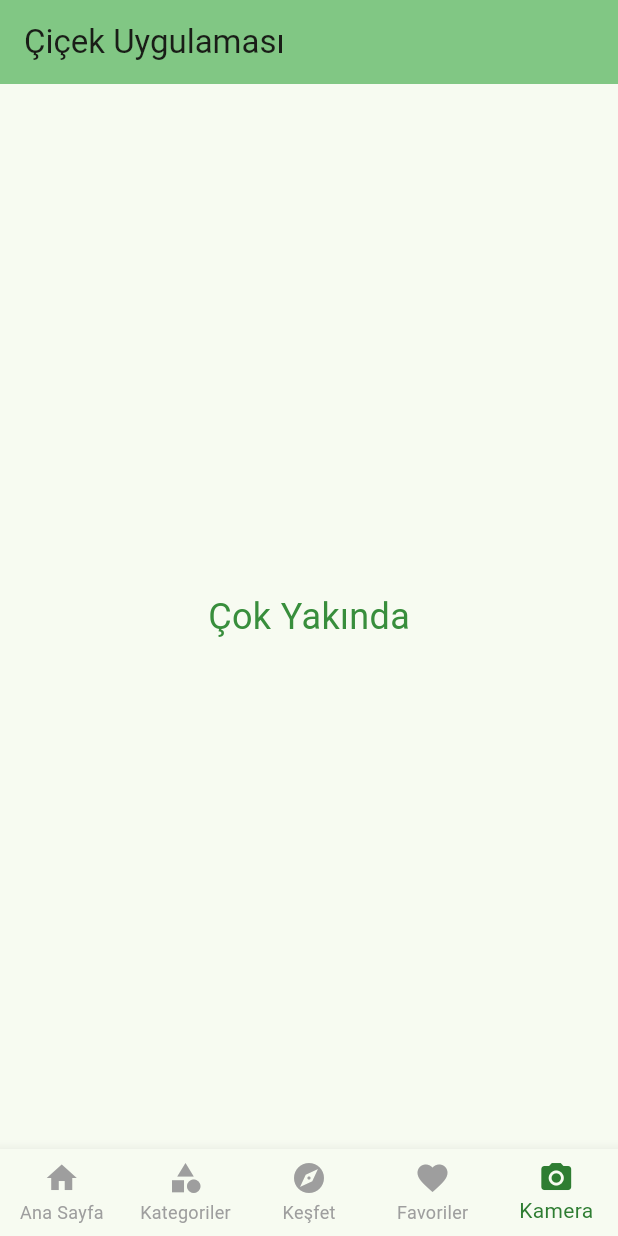
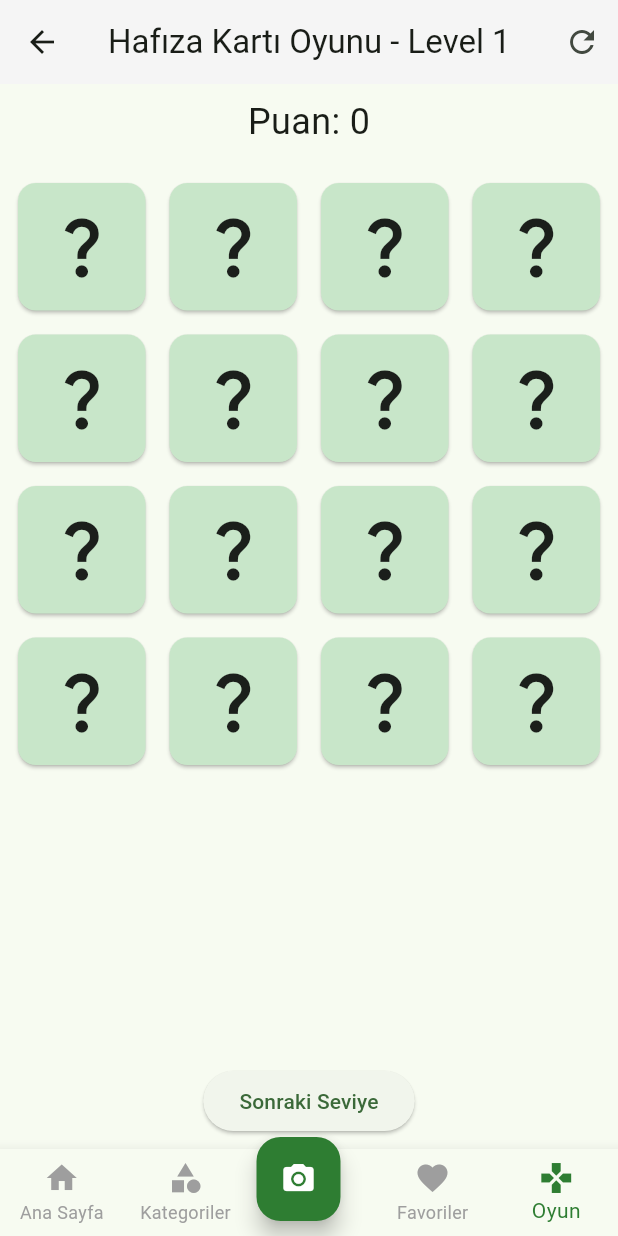
Before and after one commit to ascioglueda/FlowersApp, a Flutter app: the screen it shows after launch, item 5 of the bottom bar chosen, on a phone screen of 412 x 824 dp. Run offline on Flutter 3.47's test engine with Material 3 defaults, Android fonts, the light colour scheme and no system bars; our stand-ins replace firebase_core; accounts and stored records are empty.

Commit message:
game page task

```diff
--- /dev/null
+++ b/lib/game_page.dart
@@ -0,0 +1,198 @@
+import 'dart:math';
+
+import 'package:flowersapp/home_page.dart';
+import 'package:flutter/material.dart';
+
+void main() => runApp(const MyApp());
+
+class MyApp extends StatelessWidget {
+  const MyApp({super.key});
+
+  @override
+  Widget build(BuildContext context) {
+    return MaterialApp(
+      debugShowCheckedModeBanner: false,
+      home: GamePage(),
+    );
+  }
+}
+
+class CardModel {
+  final String plantName;
+  final String imageAsset;
+  bool isFlipped;
+  bool isMatched;
+
+  CardModel({
+    required this.plantName,
+    required this.imageAsset,
+    this.isFlipped = false,
+    this.isMatched = false,
+  });
+}
+
+class GamePage extends StatefulWidget {
+  const GamePage({super.key});
+
+  @override
+  _GamePageState createState() => _GamePageState();
+}
+
+class _GamePageState extends State<GamePage> {
+  List<CardModel> cards = [];
+  List<CardModel> flippedCards = [];
+  int level = 1;
+  int score = 0;
+
+  @override
+  void initState() {
+    super.initState();
+    _generateCards();
+  }
+
+  void _generateCards() {
+    // Kartları seviyeye göre artırma
+    List<CardModel> availableCards = [
+      CardModel(plantName: 'Lale', imageAsset: 'assets/flowers1/lale.png'),
+      CardModel(plantName: 'Menekşe', imageAsset: 'assets/flowers1/menekse.png'),
+      CardModel(plantName: 'Gül', imageAsset: 'assets/flowers1/gul.png'),
+      CardModel(plantName: 'Sümbül', imageAsset: 'assets/flowers1/sumbul.png'),
+      CardModel(plantName: 'Papatya', imageAsset: 'assets/flowers1/papatya.png'),
+      CardModel(plantName: 'Orkide', imageAsset: 'assets/flowers1/orkide.png'),
+      CardModel(plantName: 'Zambak', imageAsset: 'assets/flowers1/zambak.png'),
+      CardModel(plantName: 'Gelincik', imageAsset: 'assets/flowers1/gelincik.png'),
+    ];
+
+    // Kartları seviyeye göre seç
+    List<CardModel> selectedCards = [];
+    for (int i = 0; i < level; i++) {
+      selectedCards.addAll(availableCards);
+    }
+
+    // Kartları çift yapma
+    cards = [];
+    for (var card in selectedCards) {
+      cards.add(CardModel(plantName: card.plantName, imageAsset: card.imageAsset));
+      cards.add(CardModel(plantName: card.plantName, imageAsset: card.imageAsset));
+    }
+
+    // Kartları karıştırma
+    cards.shuffle(Random());
+
+    setState(() {});
+  }
+
+  void _flipCard(CardModel card) {
+    if (flippedCards.length < 2 && !card.isFlipped && !card.isMatched) {
+      setState(() {
+        card.isFlipped = true;
+        flippedCards.add(card);
+      });
+
+      if (flippedCards.length == 2) {
+        _checkMatch();
+      }
+    }
+  }
+
+  void _checkMatch() {
+    if (flippedCards[0].plantName == flippedCards[1].plantName) {
+      setState(() {
+        flippedCards[0].isMatched = true;
+        flippedCards[1].isMatched = true;
+        flippedCards.clear();
+        score += 10;
+      });
+    } else {
+      Future.delayed(const Duration(seconds: 1), () {
+        setState(() {
+          flippedCards[0].isFlipped = false;
+          flippedCards[1].isFlipped = false;
+          flippedCards.clear();
+        });
+      });
+    }
+  }
+
+  void _nextLevel() {
+    setState(() {
+      level++;
+      _generateCards();
+    });
+  }
+
+  void _resetGame() {
+    setState(() {
+      level = 1;
+      score = 0;
+      _generateCards();
+    });
+  }
+
+  @override
+  Widget build(BuildContext context) {
+    return Scaffold(
+      appBar: AppBar(
+        backgroundColor: Colors.grey.shade100,
+        leading: IconButton(
+          icon: const Icon(Icons.arrow_back), // Geri ok simgesi
+          onPressed: () {
+            // HomePage'e yönlendirme
+            Navigator.pushReplacement(
+              context,
+              MaterialPageRoute(builder: (context) => const HomePage()),
+            );
+          },
+        ),
+        title: Text("Hafıza Kartı Oyunu - Level $level"),
+        actions: [
+          IconButton(
+            icon: const Icon(Icons.refresh),
+            onPressed: _resetGame,
+          ),
+        ],
+      ),
+
+      body: Padding(
+        padding: const EdgeInsets.all(8.0),
+        child: Column(
+          children: [
+            Text("Puan: $score", style: const TextStyle(fontSize: 24)),
+            const SizedBox(height: 20),
+            Expanded(
+              child: GridView.builder(
+                gridDelegate: const SliverGridDelegateWithFixedCrossAxisCount(
+                  crossAxisCount: 4,
+                  childAspectRatio: 1.0,
+                  crossAxisSpacing: 8,
+                  mainAxisSpacing: 8,
+                ),
+                itemCount: cards.length,
+                itemBuilder: (context, index) {
+                  CardModel card = cards[index];
+                  return GestureDetector(
+                    onTap: () => _flipCard(card),
+                    child: Card(
+                      color: card.isFlipped || card.isMatched
+                          ? Colors.white
+                          : Colors.green.shade100,
+                      child: Center(
+                        child: card.isFlipped || card.isMatched
+                            ? Image.asset(card.imageAsset)
+                            : const Icon(Icons.question_mark, size: 50),
+                      ),
+                    ),
+                  );
+                },
+              ),
+            ),
+            ElevatedButton(
+              onPressed: _nextLevel,
+              child: const Text("Sonraki Seviye"),
+            ),
+          ],
+        ),
+      ),
+    );
+  }
+}
--- a/lib/main.dart
+++ b/lib/main.dart
@@ -11,7 +11,6 @@ class MyApp extends StatelessWidget {
   @override
   Widget build(BuildContext context) {
     return MaterialApp(
-      title: 'Çiçek Uygulaması',
       theme: ThemeData(
         colorScheme: ColorScheme.fromSeed(seedColor: Colors.green),
         useMaterial3: true,
--- a/lib/navigation_bar.dart
+++ b/lib/navigation_bar.dart
@@ -1,9 +1,9 @@
 import 'package:flutter/material.dart';
-import 'home_page.dart'; // Ana sayfa
-import 'categories_page.dart'; // Kategoriler sayfası
-import 'explore_page.dart'; // Keşfet sayfası
-import 'favorites_page.dart'; // Favoriler sayfası
-import 'camera_page.dart'; // Kamera sayfası
+import 'home_page.dart';
+import 'categories_page.dart';
+import 'favorites_page.dart';
+import 'camera_page.dart';
+import 'game_page.dart'; // Yeni sayfayı import ettik
 
 class BottomNavBar extends StatefulWidget {
   const BottomNavBar({super.key});
@@ -13,17 +13,18 @@ class BottomNavBar extends StatefulWidget {
 }
 
 class _BottomNavBarState extends State<BottomNavBar> {
-  int _selectedIndex = 0;
+  int _selectedIndex = 0; // Başlangıçta Ana Sayfa seçili
 
-  // Sayfaların listesi
+  // Sayfa listesi
   final List<Widget> _pages = [
     const HomePage(),
     const CategoriesPage(),
-    const ExplorePage(),
+    const CameraPage(),
     const FavoritesPage(),
-    const CameraPage(),
+    const GamePage(), // Yeni oyun sayfasını listeye ekledik
   ];
 
+  // Sayfa değişim fonksiyonu
   void _onItemTapped(int index) {
     setState(() {
       _selectedIndex = index;
@@ -33,14 +34,15 @@ class _BottomNavBarState extends State<BottomNavBar> {
   @override
   Widget build(BuildContext context) {
     return Scaffold(
-      appBar: AppBar(
-        title: const Text('Çiçek Uygulaması'),
-        backgroundColor: Colors.green.shade300,
-      ),
-      body: _pages[_selectedIndex], // Seçilen sayfayı gösteriyor
-      bottomNavigationBar: BottomNavigationBar(
+      body: _pages[_selectedIndex], // Seçilen sayfayı göster
+      bottomNavigationBar: Stack(
+        clipBehavior: Clip.none,
+        children: [
+          BottomNavigationBar(
             currentIndex: _selectedIndex,
-        onTap: _onItemTapped,
+            onTap: (int index) {
+              _onItemTapped(index); // Tıklama ile sayfa değiştir
+            },
             type: BottomNavigationBarType.fixed,
             selectedItemColor: Colors.green.shade800,
             unselectedItemColor: Colors.grey,
@@ -54,16 +56,34 @@ class _BottomNavBarState extends State<BottomNavBar> {
                 label: 'Kategoriler',
               ),
               BottomNavigationBarItem(
-            icon: Icon(Icons.explore),
-            label: 'Keşfet',
+                icon: SizedBox(), // Orta kamera butonu için boşluk
+                label: '',
               ),
               BottomNavigationBarItem(
                 icon: Icon(Icons.favorite),
                 label: 'Favoriler',
               ),
               BottomNavigationBarItem(
-            icon: Icon(Icons.camera_alt),
-            label: 'Kamera',
+                icon: Icon(Icons.games), // Oyun ikonu
+                label: 'Oyun', // Yeni menü ismi
+              ),
+            ],
+          ),
+          // Orta kamera butonu
+          Positioned(
+            bottom: 10, // Yükseklik
+            left: MediaQuery.of(context).size.width / 2 - 35, // Ortalamak
+            child: FloatingActionButton(
+              onPressed: () {
+                // Kamera sayfasına yönlendirme
+                Navigator.push(
+                  context,
+                  MaterialPageRoute(builder: (context) => const CameraPage()),
+                );
+              },
+              backgroundColor: Colors.green.shade800,
+              child: const Icon(Icons.camera_alt, color: Colors.white),
+            ),
           ),
         ],
       ),
```
Also changed, not shown: lib/camera_page.dart (+30 -4 lines), lib/explore_page.dart (deleted, +0 -15 lines), lib/home_page.dart (+6 -3 lines), pubspec.yaml (+11 -1 lines), assets/flowers1/gelincik.png (added), assets/flowers1/gul.png (added), assets/flowers1/lale.png (added), assets/flowers1/menekse.png (added), assets/flowers1/orkide.png (added), assets/flowers1/papatya.png (added), assets/flowers1/sumbul.png (added), assets/flowers1/zambak.png (added), pubspec.lock, 5 other files. Lines whose indentation alone changed are shown as unchanged.
